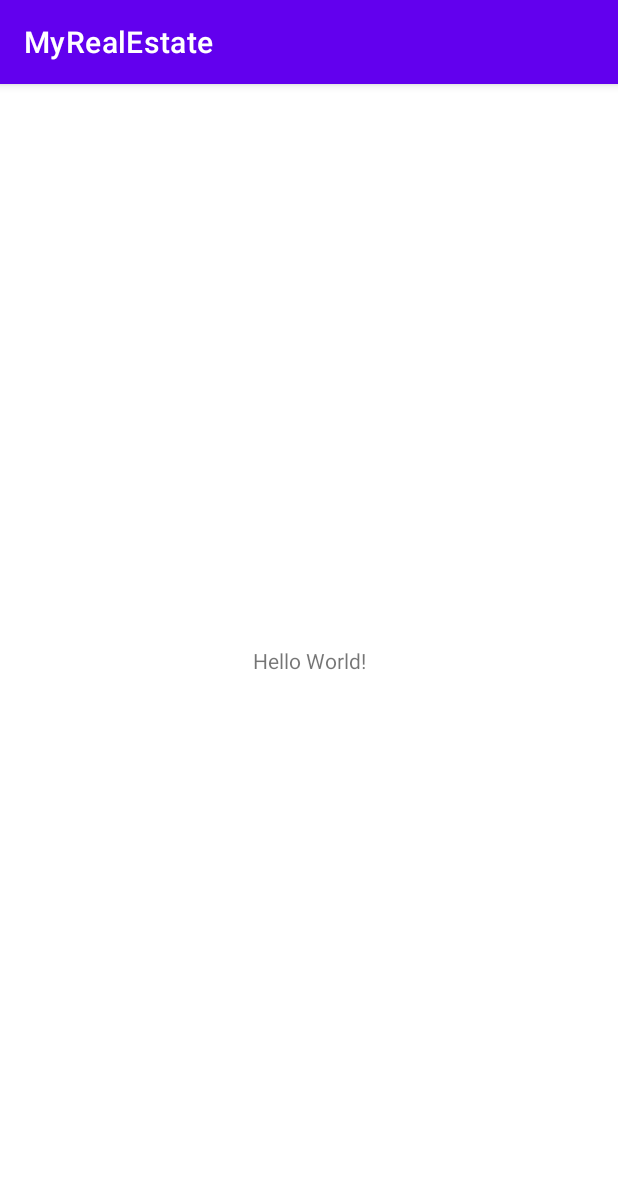
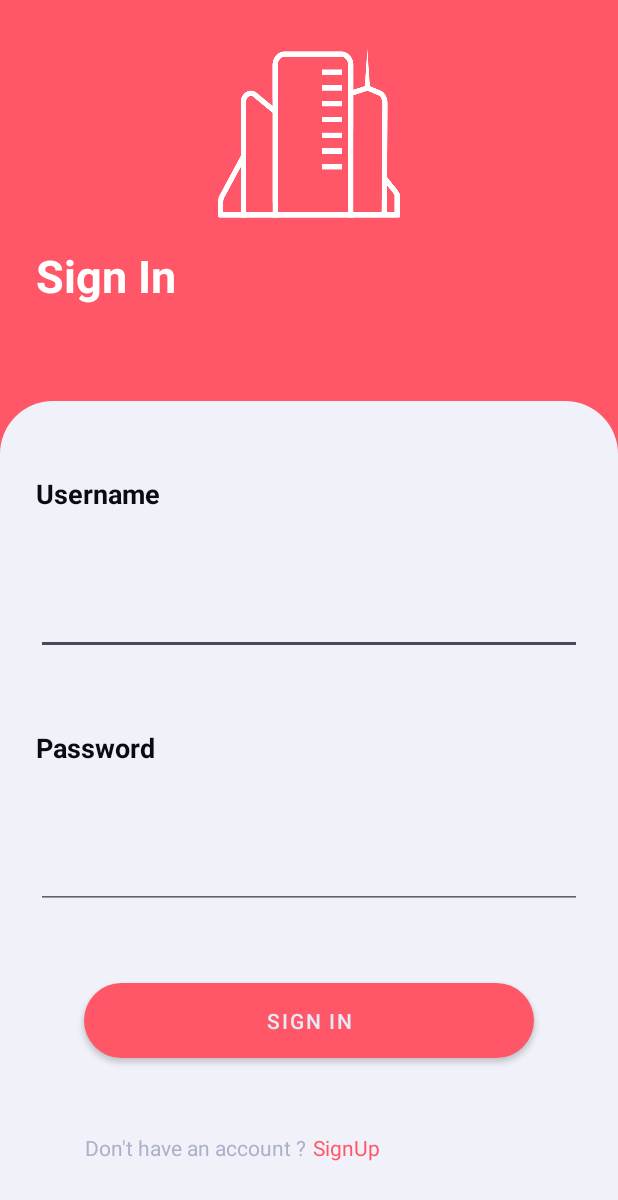
Before and after one commit to Zenibaa57/MyRealEstate, an Android app: the screen it shows after launch (MainActivity), on a phone screen of 412 x 824 dp. Shown: the top 1200 px of the screen. Run offline under Robolectric (Android 15) with nearby library versions, the phone set to English and light mode, and no system bars.

Commit message:
Add Sign In layout

```diff
--- a/app/src/main/AndroidManifest.xml
+++ b/app/src/main/AndroidManifest.xml
@@ -12,7 +12,6 @@
         <activity android:name=".MainActivity">
             <intent-filter>
                 <action android:name="android.intent.action.MAIN" />
-
                 <category android:name="android.intent.category.LAUNCHER" />
             </intent-filter>
         </activity>
--- a/app/src/main/java/com/example/myrealestate/MainActivity.java
+++ b/app/src/main/java/com/example/myrealestate/MainActivity.java
@@ -1,14 +1,22 @@
 package com.example.myrealestate;
 
 import androidx.appcompat.app.AppCompatActivity;
+import androidx.core.content.ContextCompat;
 
 import android.os.Bundle;
+import android.view.Window;
+
+import com.example.myrealestate.R;
 
 public class MainActivity extends AppCompatActivity {
 
     @Override
     protected void onCreate(Bundle savedInstanceState) {
         super.onCreate(savedInstanceState);
+        getSupportActionBar().hide();
+        Window window = this.getWindow();
+        window.setStatusBarColor(ContextCompat.getColor(this, R.color.red));
         setContentView(R.layout.activity_main);
+
     }
 }
--- /dev/null
+++ b/app/src/main/res/drawable-v24/rectangle.xml
@@ -0,0 +1,20 @@
+<?xml version="1.0" encoding="utf-8"?>
+<shape xmlns:android="http://schemas.android.com/apk/res/android">
+
+    android:shape="rectangle" >
+
+    <!-- fill/color -->
+    <solid
+        android:color="#F1F2F9"/>
+
+    <!-- Control the width and height of the shape -->
+    <size
+        android:layout_width="fill_parent"
+        android:layout_height="50dp"/>
+
+    <!-- Control the radius of each corners -->
+    <corners
+        android:topLeftRadius="35dp"
+        android:topRightRadius="35dp" />
+
+</shape>
--- /dev/null
+++ b/app/src/main/res/drawable/rounded_button.xml
@@ -0,0 +1,21 @@
+<?xml version="1.0" encoding="utf-8"?>
+<shape xmlns:android="http://schemas.android.com/apk/res/android">
+
+    android:shape="rectangle" >
+
+    <!-- fill/color -->
+    <solid
+        android:color="@color/red"/>
+
+    <!-- Control the width and height of the shape -->
+    <size
+        android:width="300dp"
+        android:height="50dp"/>
+
+    <!-- Control the radius of each corners -->
+    <corners
+        android:topLeftRadius="50dp"
+        android:topRightRadius="50dp"
+        android:bottomLeftRadius="50dp"
+        android:bottomRightRadius="50dp"/>
+</shape>
--- a/app/src/main/res/layout/activity_main.xml
+++ b/app/src/main/res/layout/activity_main.xml
@@ -4,15 +4,140 @@
     xmlns:tools="http://schemas.android.com/tools"
     android:layout_width="match_parent"
     android:layout_height="match_parent"
+    android:background="@color/red"
     tools:context=".MainActivity">
 
+    <ImageView
+        android:id="@+id/rectangles"
+        android:layout_width="0dp"
+        android:layout_height="0dp"
+        android:layout_marginTop="64dp"
+        app:layout_constraintBottom_toBottomOf="parent"
+        app:layout_constraintEnd_toEndOf="parent"
+        app:layout_constraintStart_toStartOf="parent"
+        app:layout_constraintTop_toBottomOf="@+id/signin"
+
+        app:srcCompat="@drawable/rectangle" />
+
+    <ImageView
+        android:id="@+id/logo"
+        android:layout_width="121dp"
+        android:layout_height="118dp"
+        android:layout_marginStart="145dp"
+        android:layout_marginTop="30dp"
+        android:layout_marginEnd="145dp"
+        app:layout_constraintEnd_toEndOf="parent"
+        app:layout_constraintStart_toStartOf="parent"
+        app:layout_constraintTop_toTopOf="parent"
+        app:layout_constraintBottom_toTopOf="@id/signin"
+        app:srcCompat="@drawable/my_real_estate" />
+
     <TextView
+        android:id="@+id/signin"
+        android:layout_width="94dp"
+        android:layout_height="40dp"
+        android:layout_marginStart="24dp"
+        android:layout_marginTop="15dp"
+        android:text="Sign In"
+        android:textColor="#FFFFFF"
+        android:textSize="30sp"
+        android:textStyle="bold"
+        app:layout_constraintBottom_toTopOf="@id/rectangles"
+        app:layout_constraintStart_toStartOf="parent"
+        app:layout_constraintTop_toBottomOf="@+id/logo" />
+
+    <TextView
+        android:id="@+id/user"
         android:layout_width="wrap_content"
         android:layout_height="wrap_content"
-        android:text="Hello World!"
+        android:layout_marginStart="24dp"
+        android:text="Username"
+        android:textColor="@color/black"
+        android:textSize="18sp"
+        android:textStyle="bold"
+        app:layout_constraintBottom_toTopOf="@id/editTextTextPersonName"
+        app:layout_constraintHorizontal_chainStyle="spread_inside"
+        app:layout_constraintStart_toStartOf="@+id/rectangles"
+        app:layout_constraintTop_toTopOf="@id/rectangles" />
+
+    <EditText
+        android:id="@+id/editTextTextPersonName"
+        android:layout_width="0dp"
+        android:layout_height="wrap_content"
+        android:layout_marginStart="24dp"
+        android:layout_marginEnd="24dp"
+        android:ems="10"
+        android:inputType="textPersonName"
+        app:layout_constraintBottom_toTopOf="@id/password"
+        app:layout_constraintEnd_toEndOf="@+id/rectangles"
+        app:layout_constraintHorizontal_bias="0.0"
+        app:layout_constraintStart_toStartOf="@+id/rectangles"
+        app:layout_constraintTop_toBottomOf="@id/user" />
+
+    <TextView
+        android:id="@+id/password"
+        android:layout_width="wrap_content"
+        android:layout_height="wrap_content"
+        android:layout_marginStart="24dp"
+        android:text="Password"
+        android:textColor="@color/black"
+        android:textSize="18sp"
+        android:textStyle="bold"
+        app:layout_constraintBottom_toTopOf="@id/editTextTextPersonPass"
+        app:layout_constraintStart_toStartOf="@+id/rectangles"
+        app:layout_constraintTop_toBottomOf="@id/editTextTextPersonName" />
+
+    <EditText
+        android:id="@+id/editTextTextPersonPass"
+        android:layout_width="0dp"
+        android:layout_height="wrap_content"
+        android:layout_marginStart="24dp"
+        android:layout_marginEnd="24dp"
+        android:ems="10"
+        android:inputType="textPersonName"
+        app:layout_constraintEnd_toEndOf="@+id/rectangles"
+        app:layout_constraintHorizontal_bias="0.0"
+        app:layout_constraintStart_toStartOf="@+id/rectangles"
+        app:layout_constraintTop_toBottomOf="@id/password"
+        app:layout_constraintBottom_toTopOf="@id/login"
+        tools:layout_editor_absoluteY="470dp" />
+
+    <Button
+        android:id="@+id/login"
+        android:layout_width="wrap_content"
+        android:layout_height="wrap_content"
+        android:background="@drawable/rounded_button"
+        android:text="Sign In"
+        app:layout_constraintStart_toStartOf="@id/rectangles"
+        app:layout_constraintEnd_toEndOf="@id/rectangles"
+        app:layout_constraintTop_toBottomOf="@id/editTextTextPersonPass"
+        app:layout_constraintBottom_toTopOf="@id/infos"
+        tools:layout_editor_absoluteX="55dp"
+        tools:layout_editor_absoluteY="557dp" />
+
+    <TextView
+        android:id="@+id/infos"
+        android:layout_width="0dp"
+        android:layout_height="wrap_content"
+        android:gravity="right"
+        android:text="Don't have an account ?"
+        android:textColor="@color/grey"
         app:layout_constraintBottom_toBottomOf="parent"
-        app:layout_constraintLeft_toLeftOf="parent"
-        app:layout_constraintRight_toRightOf="parent"
-        app:layout_constraintTop_toTopOf="parent" />
+        app:layout_constraintEnd_toStartOf="@id/signup"
+        app:layout_constraintStart_toStartOf="@id/rectangles"
+        app:layout_constraintTop_toBottomOf="@id/login" />
 
+    <TextView
+        android:id="@+id/signup"
+        android:layout_width="0dp"
+        android:layout_height="wrap_content"
+        android:layout_marginStart="5dp"
+        android:background="#00FFFFFF"
+        android:text="SignUp"
+        android:textColor="@color/red"
+        app:layout_constraintBottom_toBottomOf="parent"
+        app:layout_constraintEnd_toEndOf="parent"
+        app:layout_constraintStart_toEndOf="@id/infos"
+        app:layout_constraintTop_toBottomOf="@id/login"
+        app:rippleColor="#00FFFFFF" />
 </androidx.constraintlayout.widget.ConstraintLayout>
--- a/app/src/main/res/values-night/themes.xml
+++ /dev/null
@@ -1,16 +0,0 @@
-<resources xmlns:tools="http://schemas.android.com/tools">
-    <!-- Base application theme. -->
-    <style name="Theme.MyRealEstate" parent="Theme.MaterialComponents.DayNight.DarkActionBar">
-        <!-- Primary brand color. -->
-        <item name="colorPrimary">@color/purple_200</item>
-        <item name="colorPrimaryVariant">@color/purple_700</item>
-        <item name="colorOnPrimary">@color/black</item>
-        <!-- Secondary brand color. -->
-        <item name="colorSecondary">@color/teal_200</item>
-        <item name="colorSecondaryVariant">@color/teal_200</item>
-        <item name="colorOnSecondary">@color/black</item>
-        <!-- Status bar color. -->
-        <item name="android:statusBarColor" tools:targetApi="l">?attr/colorPrimaryVariant</item>
-        <!-- Customize your theme here. -->
-    </style>
-</resources>
--- a/app/src/main/res/values/colors.xml
+++ b/app/src/main/res/values/colors.xml
@@ -1,10 +1,8 @@
 <?xml version="1.0" encoding="utf-8"?>
 <resources>
-    <color name="purple_200">#FFBB86FC</color>
-    <color name="purple_500">#FF6200EE</color>
-    <color name="purple_700">#FF3700B3</color>
-    <color name="teal_200">#FF03DAC5</color>
-    <color name="teal_700">#FF018786</color>
-    <color name="black">#FF000000</color>
-    <color name="white">#FFFFFFFF</color>
+    <color name="red">#FF5668</color>
+    <color name="black">#0B0C13</color>
+    <color name="dark_grey">#474B5B</color>
+    <color name="grey">#ABB1C8</color>
+    <color name="light_grey">#E6E9F8</color>
 </resources>
--- a/app/src/main/res/values/themes.xml
+++ b/app/src/main/res/values/themes.xml
@@ -2,14 +2,12 @@
     <!-- Base application theme. -->
     <style name="Theme.MyRealEstate" parent="Theme.MaterialComponents.DayNight.DarkActionBar">
         <!-- Primary brand color. -->
-        <item name="colorPrimary">@color/purple_500</item>
-        <item name="colorPrimaryVariant">@color/purple_700</item>
-        <item name="colorOnPrimary">@color/white</item>
-        <!-- Secondary brand color. -->
-        <item name="colorSecondary">@color/teal_200</item>
-        <item name="colorSecondaryVariant">@color/teal_700</item>
-        <item name="colorOnSecondary">@color/black</item>
-        <!-- Status bar color. -->
+        <item name="colorPrimary">@color/red</item>
+        <item name="colorPrimaryVariant">@color/grey</item>
+        <item name="colorOnPrimary">@color/light_grey</item>
+        <item name="colorSecondary">@color/dark_grey</item>
+        <item name="colorSecondaryVariant">@color/black</item>
+
         <item name="android:statusBarColor" tools:targetApi="l">?attr/colorPrimaryVariant</item>
         <!-- Customize your theme here. -->
     </style>
```
Also changed, not shown: app/src/main/res/drawable-v24/my_real_estate.png (added), app/src/main/res/mipmap-hdpi/my_real_estate.png (added), app/src/main/res/mipmap-mdpi/my_real_estate.png (added), app/src/main/res/mipmap-xhdpi/my_real_estate.png (added), app/src/main/res/mipmap-xxhdpi/my_real_estate.png (added), app/src/main/res/mipmap-xxxhdpi/my_real_estate.png (added).
